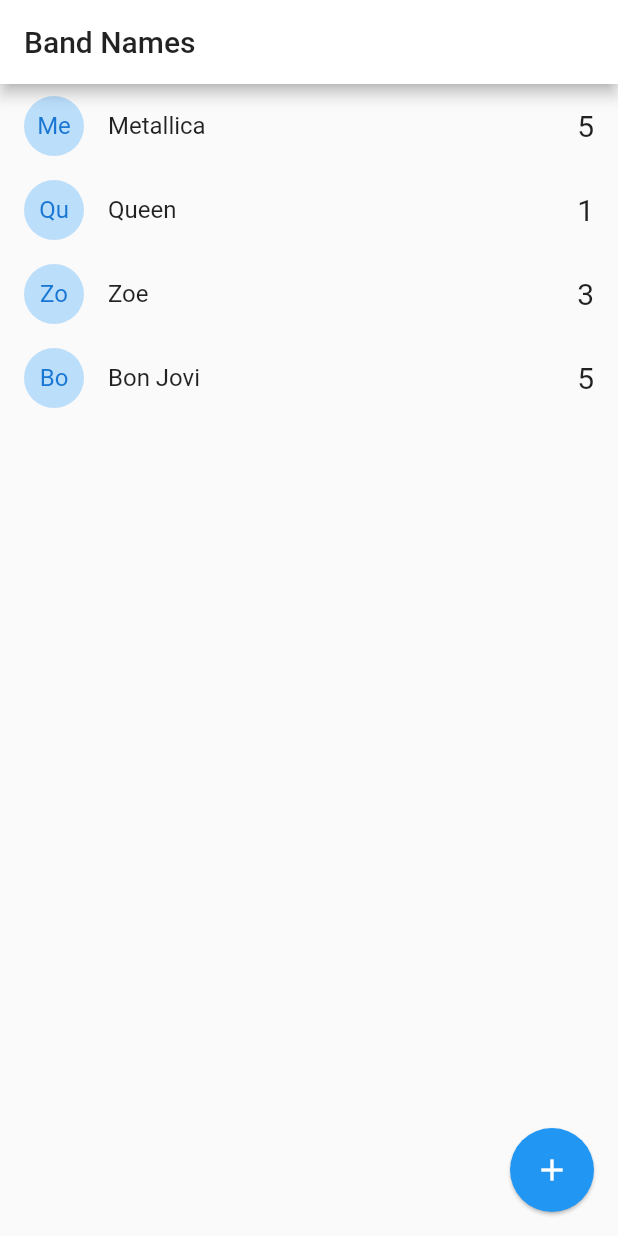
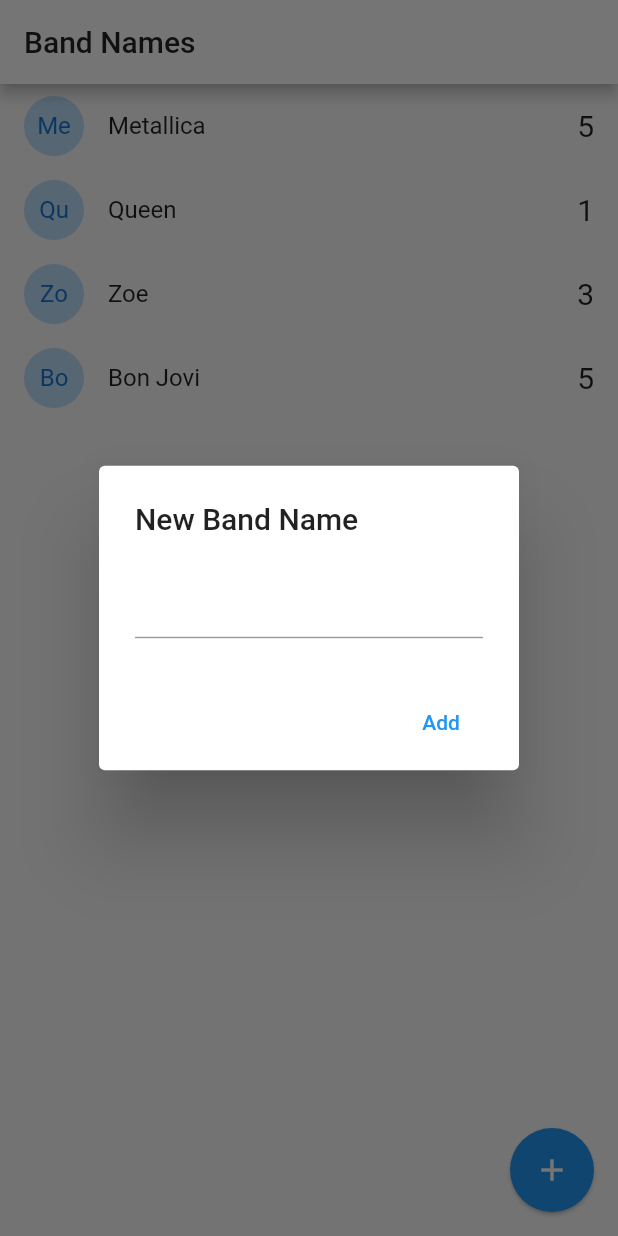
Before and after one commit to redemtiom/flutter_band_names, a Flutter app: the screen it shows after launch, after a tap on the "add" icon, on a phone screen of 412 x 824 dp. Run offline on Flutter 3.47's test engine with Material 2 defaults, Android fonts, the phone set to English and light mode, and no system bars.

Commit message:
added dismisible to tiles, added dialogs to ios/android, added add button

```diff
--- a/lib/src/pages/home.dart
+++ b/lib/src/pages/home.dart
@@ -1,4 +1,7 @@
+import 'dart:io';
+
 import 'package:band_names/src/models/band.dart';
+import 'package:flutter/cupertino.dart';
 import 'package:flutter/material.dart';
 
 class HomePage extends StatefulWidget {
@@ -32,14 +35,25 @@ class _HomePageState extends State<HomePage> {
       ),
       floatingActionButton: FloatingActionButton(
         elevation: 1,
-        onPressed: () {},
+        onPressed: addNewBand,
         child: Icon(Icons.add),
       ),
     );
   }
 
-  ListTile _bandTile(Band band) {
-    return ListTile(
+  Widget _bandTile(Band band) {
+    return Dismissible(
+      key: Key(band.id),
+      direction: DismissDirection.startToEnd,
+      onDismissed: (direction) => print('Direction : $direction'),
+      background: Container(
+        padding: const EdgeInsets.only(left: 8.0),
+        color: Colors.red,
+        child: const Align(
+          alignment: Alignment.centerLeft,
+          child: Text('Delete Band', style: TextStyle(color: Colors.white),)),
+      ),
+      child: ListTile(
         leading: CircleAvatar(
           backgroundColor: Colors.blue.shade100,
           child: Text(band.name.substring(0, 2)),
@@ -47,6 +61,65 @@ class _HomePageState extends State<HomePage> {
         title: Text(band.name),
         trailing: Text('${band.votes}', style: TextStyle(fontSize: 20.0)),
         onTap: () => print(band.name),
+      ),
     );
   }
+
+  addNewBand() {
+    final textController = TextEditingController();
+
+    if (Platform.isAndroid) {
+      return showDialog(
+        context: context,
+        builder: (context) => AlertDialog(
+          title: Text('New Band Name'),
+          content: TextField(
+            controller: textController,
+          ),
+          actions: [
+            MaterialButton(
+              elevation: 5,
+              textColor: Colors.blue,
+              onPressed: () => addBandToList(textController.text),
+              child: Text('Add'),
+            ),
+          ],
+        ),
+      );
     }
+
+    showCupertinoDialog(
+      context: context,
+      builder: (context) => CupertinoAlertDialog(
+        title: Text('New Band Name'),
+        content: CupertinoTextField(
+          controller: textController,
+        ),
+        actions: [
+          CupertinoDialogAction(
+            isDefaultAction: true,
+            child: Text('Add'),
+            onPressed: () => addBandToList(textController.text),
+          ),
+          CupertinoDialogAction(
+            isDestructiveAction: true,
+            child: Text('Dismiss'),
+            onPressed: () => Navigator.pop(context),
+          ),
+        ],
+      ),
+    );
+  }
+
+  void addBandToList(String name) {
+    print(name);
+
+    if (name.length > 1) {
+      int index = bands.length;
+      bands.add(Band(id: '${index + 1}', name: name, votes: 0));
+      setState(() {});
+    }
+
+    Navigator.pop(context);
+  }
+}
```
Lines whose indentation alone changed are shown as unchanged.
